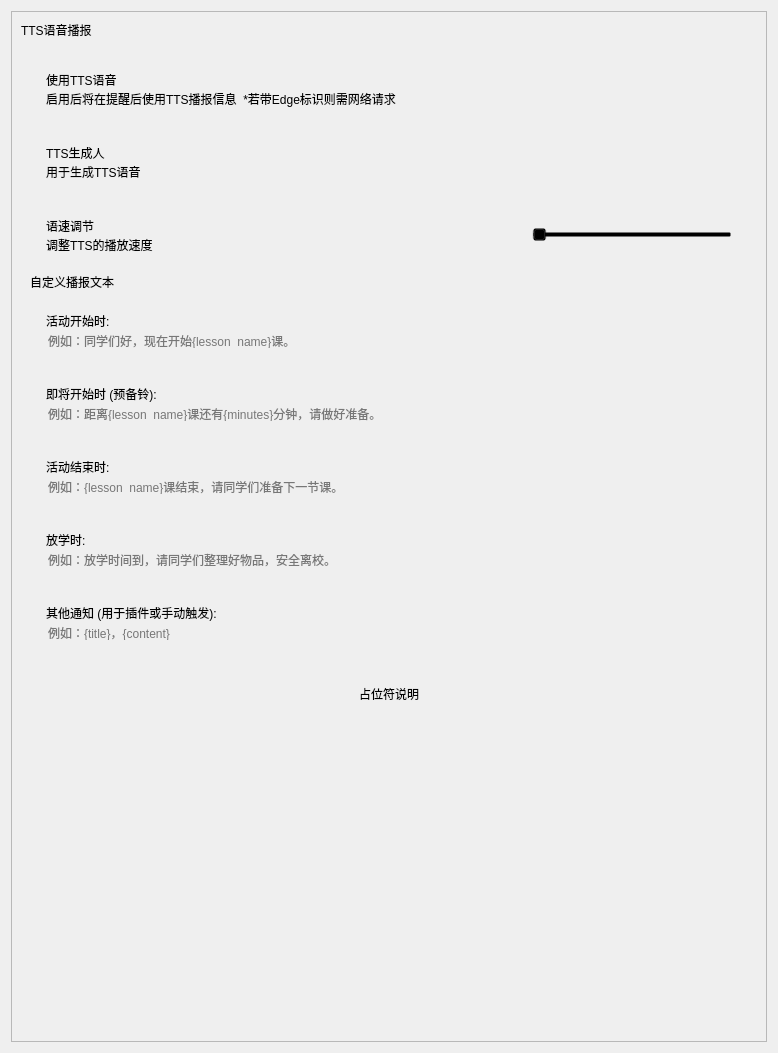
The window that view/menu/tts_settings.ui (baiyao105/Class-Widgets) describes before a commit, drawn with Qt 5.
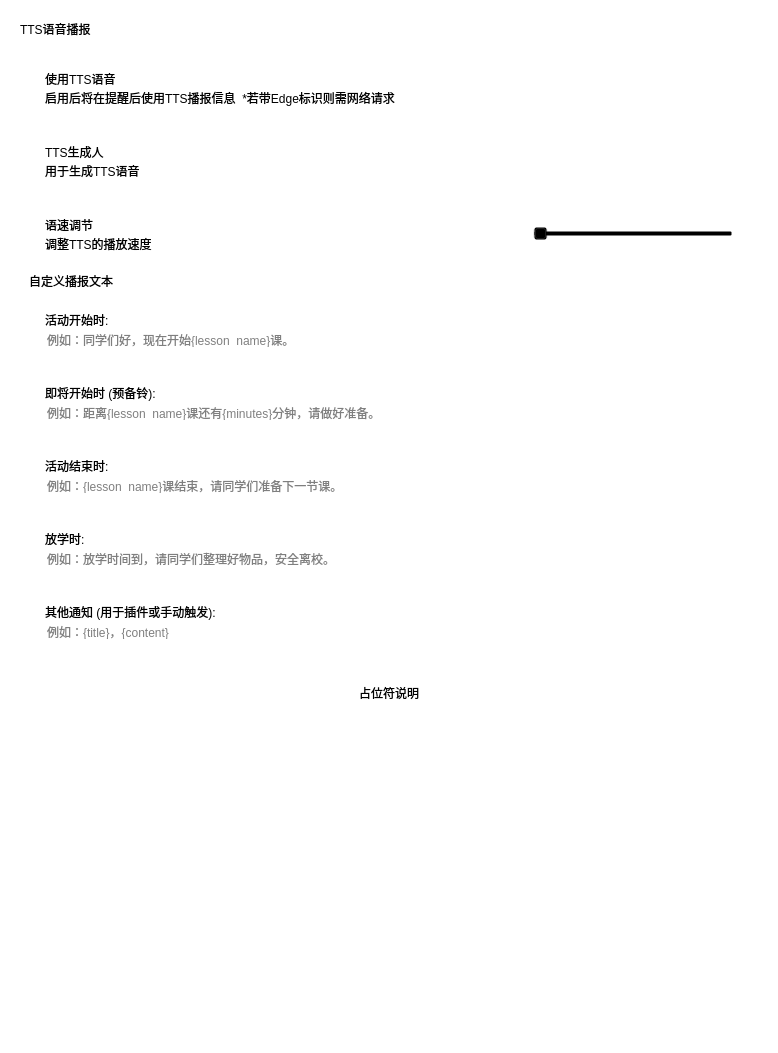
The same window after the commit. Custom widgets are drawn as their Qt base class.

Commit message: fix: 这框真帅

```diff
--- a/view/menu/tts_settings.ui
+++ b/view/menu/tts_settings.ui
@@ -13,6 +13,9 @@
   <property name="windowTitle">
    <string>TTS 高级设置</string>
   </property>
+  <property name="styleSheet">
+   <string notr="true">background: transparent; border: none</string>
+  </property>
   <layout class="QVBoxLayout" name="verticalLayout_Main">
    <item>
     <widget class="SmoothScrollArea" name="scrollArea">
```
